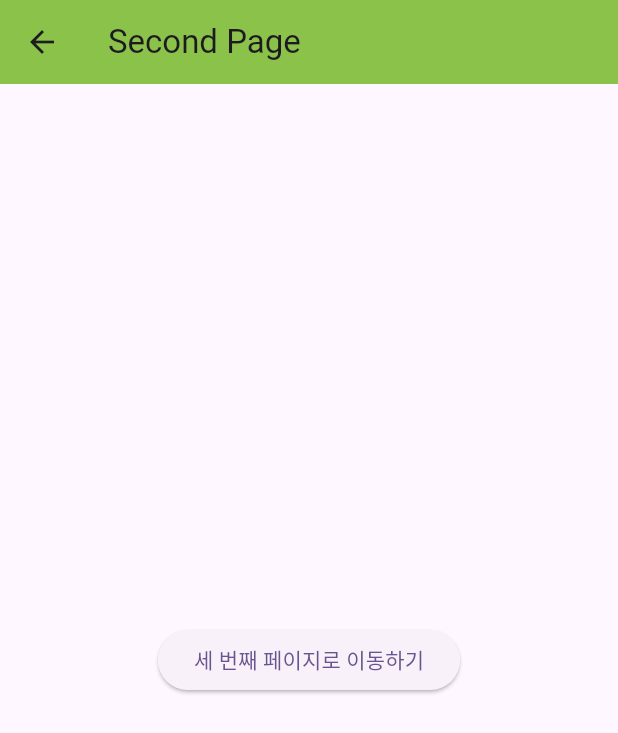
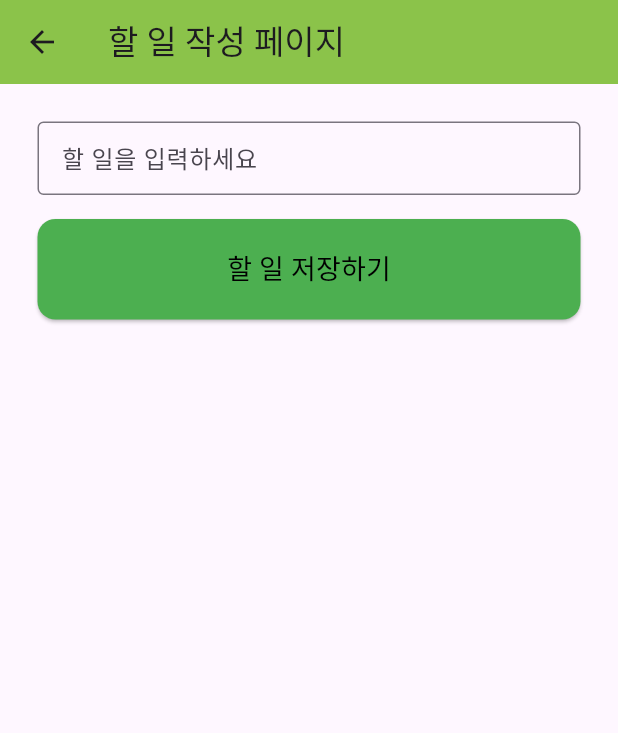
Before and after one commit to WXXZIN/MobileCloudApp, a Flutter app: the SecondDetail screen opened by its route, on a phone screen of 412 x 824 dp. Shown: the top 733 px of the screen. Run offline on Flutter 3.47's test engine with Material 3 defaults, Android fonts, the phone set to English and light mode, and no system bars; missing offline and left inert: dart:html.

Commit message:
11/06 Commit

```diff
--- a/ch08/todo_list/lib/second_detail.dart
+++ b/ch08/todo_list/lib/second_detail.dart
@@ -10,19 +10,59 @@ class SecondDetail extends StatefulWidget {
 class _SecondDetailState extends State<SecondDetail> {
   @override
   Widget build(BuildContext context) {
+    TextEditingController controller = TextEditingController();
+
     return Scaffold(
       appBar: AppBar(
-        title: const Text('Second Page'),
+        title: const Text('할 일 작성 페이지'),
         backgroundColor: Colors.lightGreen,
       ),
       // ignore: avoid_unnecessary_containers
       body: Container(
+        padding: const EdgeInsets.all(25.0),
         child: Center(
-          child: ElevatedButton(
-            onPressed: () {
-              Navigator.of(context).pushReplacementNamed('/third');
-            },
-            child: const Text('세 번째 페이지로 이동하기')
+          child: Column(
+            mainAxisAlignment: MainAxisAlignment.start,
+            children: <Widget>[
+              Padding(
+                // TextField의 아래쪽 여백 추가
+                padding: const EdgeInsets.only(bottom: 16.0),
+                child: TextField(
+                  controller: controller,
+                  keyboardType: TextInputType.text,
+                  // TextField의 외곽선 추가
+                  decoration: const InputDecoration(
+                    border: OutlineInputBorder(),
+                    hintText: '할 일을 입력하세요',
+                    // TextField의 내부 Padding
+                    contentPadding: EdgeInsets.all(12.0),
+                  ),
+                )
+              ),
+              SizedBox(
+                // 버튼의 가로 크기를 최대한으로 설정
+                width: double.infinity,
+                child: ElevatedButton(
+                  onPressed: () {
+                    Navigator.of(context).pop(controller.value.text);
+                  },
+                  style: ElevatedButton.styleFrom(
+                    foregroundColor: Colors.black,  // 버튼의 글자 색상
+                    backgroundColor: Colors.green,  // 배경 색상
+                    // 버튼의 내부 Padding(높이)
+                    padding: const EdgeInsets.symmetric(vertical: 20.0),
+                    shape: RoundedRectangleBorder(
+                      // 버튼의 모서리를 둥글게
+                      borderRadius: BorderRadius.circular(12.0),
+                    ),
+                  ),
+                  child: const Text(
+                    '할 일 저장하기',
+                    style: TextStyle(fontSize: 18.0),
+                  )
+                ),
+              )
+            ],
           )
         )
       )
```
Also changed, not shown: ch08/todo_list/lib/sub_detail.dart (+59 -14 lines).
